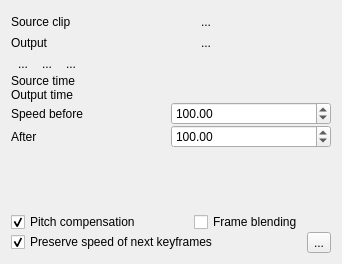
First picture: the form in src/ui/timeremap_ui.ui, repository KDE/kdenlive, before the edit.
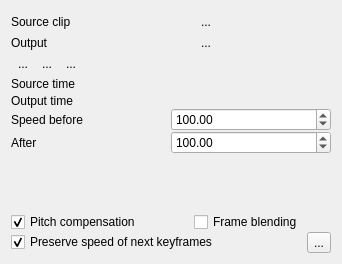
Second picture: the form after the edit. Icons and pictures are not drawn.

Commit message: Fix various bugs in timeremap (keyframes random move, crashes)

The edit to the form file:
```diff
--- a/src/ui/timeremap_ui.ui
+++ b/src/ui/timeremap_ui.ui
@@ -60,6 +60,19 @@
         <item>
          <layout class="QHBoxLayout" name="inLayout"/>
         </item>
+        <item>
+         <spacer name="horizontalSpacer">
+          <property name="orientation">
+           <enum>Qt::Horizontal</enum>
+          </property>
+          <property name="sizeHint" stdset="0">
+           <size>
+            <width>40</width>
+            <height>20</height>
+           </size>
+          </property>
+         </spacer>
+        </item>
        </layout>
       </item>
       <item>
```
The commit also changes 3 other files.
